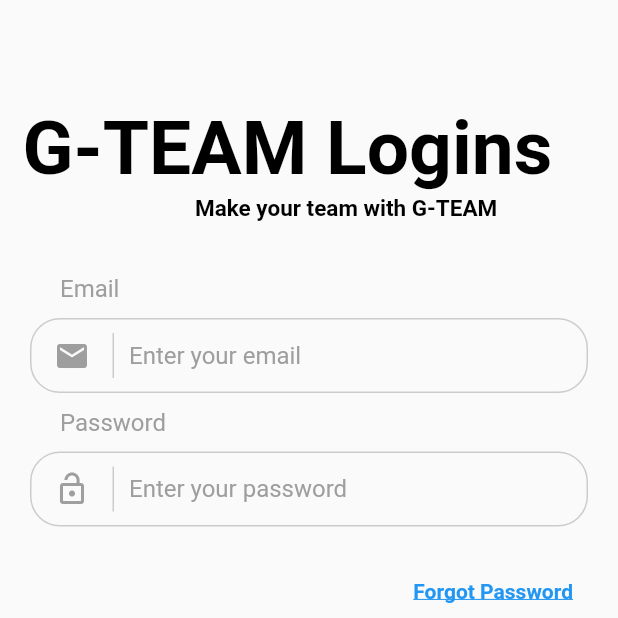
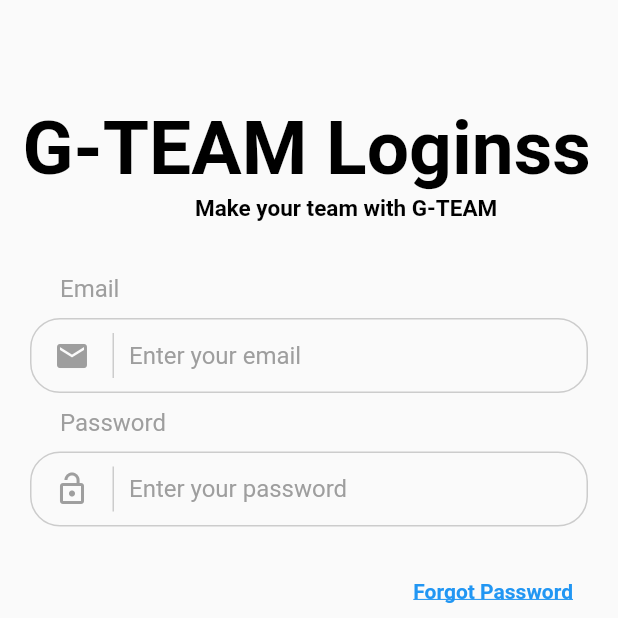
Before and after one commit to kkdh7609/Gteam, a Flutter app: the screen it shows after launch, on a phone screen of 412 x 824 dp, the top half of it. Run offline on Flutter 3.47's test engine with Material 2 defaults, Android fonts, the phone set to English and light mode, and no system bars; our stand-ins replace firebase_auth; accounts and stored records are empty; Roboto replaces fonts that are missing (Montserrat).

Commit message:
Pull Request Test

```diff
--- a/flutter_app/lib/login.dart
+++ b/flutter_app/lib/login.dart
@@ -122,7 +122,7 @@ class _LoginPageState extends State<LoginPage> {
           children: <Widget>[
             Container(
                 padding: EdgeInsets.fromLTRB(15.0, 70.0, 0.0, 0.0),
-                child: Text('G-TEAM Logins', style: TextStyle(fontSize: 50.0, fontWeight: FontWeight.bold, color: Colors.black))
+                child: Text('G-TEAM Loginss', style: TextStyle(fontSize: 50.0, fontWeight: FontWeight.bold, color: Colors.black))
             ),
             Container(
                 padding: EdgeInsets.fromLTRB(130.0, 130.0, 0.0, 35.0),
```
